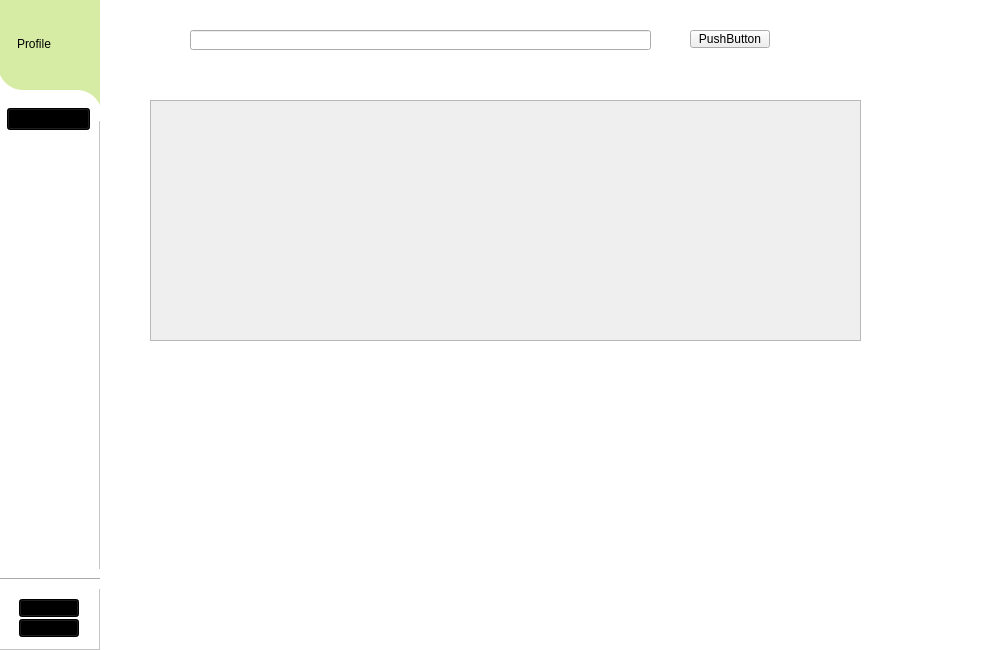
First picture: the form in SocialNetwork/mainwindow.ui, repository amir-h-A-0001/DS-SocialNetwork, before the edit.
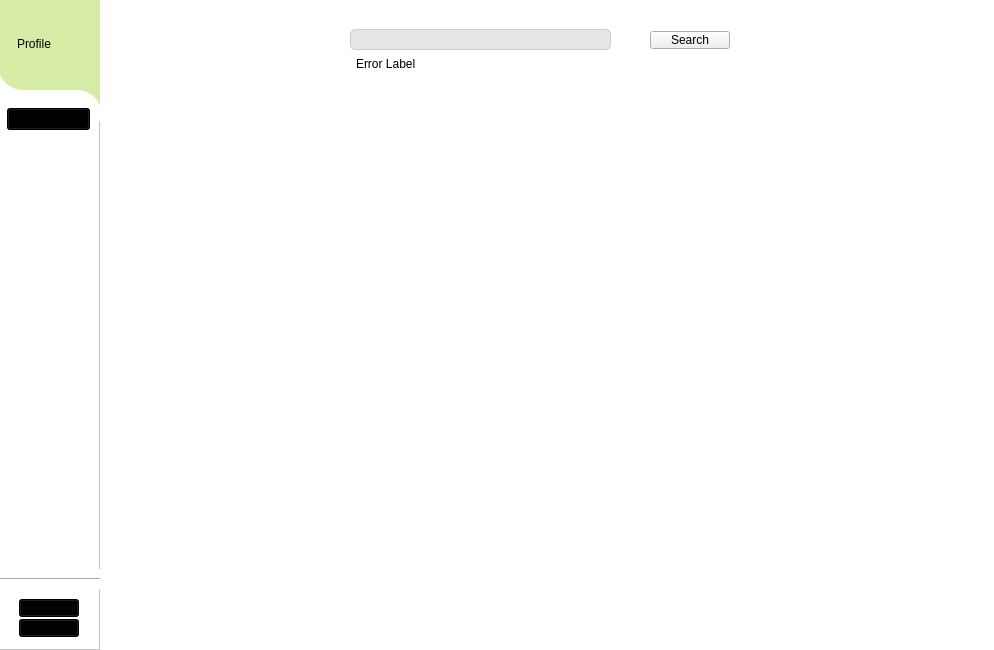
Second picture: the form after the edit. The open tabs and pages were chosen to show the change. Icons and pictures are not drawn.

Patch:
```diff
--- a/SocialNetwork/mainwindow.ui
+++ b/SocialNetwork/mainwindow.ui
@@ -472,35 +472,58 @@
      <widget class="QPushButton" name="searchPB">
       <property name="geometry">
        <rect>
-        <x>590</x>
-        <y>30</y>
+        <x>550</x>
+        <y>31</y>
         <width>80</width>
         <height>18</height>
        </rect>
       </property>
       <property name="text">
-       <string>PushButton</string>
+       <string>Search</string>
       </property>
      </widget>
      <widget class="QLineEdit" name="searchBoxLE">
       <property name="geometry">
        <rect>
-        <x>90</x>
-        <y>30</y>
-        <width>461</width>
-        <height>20</height>
+        <x>250</x>
+        <y>29</y>
+        <width>261</width>
+        <height>21</height>
        </rect>
       </property>
+      <property name="styleSheet">
+       <string notr="true">QLineEdit {
+	background-color: rgb(230, 230, 230);
+	font: 10pt &quot;Dosis&quot;;
+    border: 1px solid #cccccc;
+    border-radius: 5px;
+    padding: 5px;
+	color: rgb(0, 0, 0);
+    box-shadow: 2px 2px 5px rgba(0, 0, 0, 0.2);
+}
+QLineEdit:focus {
+    box-shadow: 0 0 10px rgba(0, 123, 255, 0.5);
+}
+
+QLineEdit:hover {
+	background-color: rgb(151, 151, 151);
+}</string>
+      </property>
      </widget>
      <widget class="QStackedWidget" name="searchSV">
       <property name="geometry">
        <rect>
-        <x>30</x>
-        <y>70</y>
-        <width>761</width>
-        <height>561</height>
+        <x>50</x>
+        <y>90</y>
+        <width>801</width>
+        <height>391</height>
        </rect>
       </property>
+      <property name="styleSheet">
+       <string notr="true">QStackedWidget {
+	background : transparent;
+}</string>
+      </property>
       <property name="currentIndex">
        <number>0</number>
       </property>
@@ -508,12 +531,22 @@
        <widget class="QScrollArea" name="suggestionSA">
         <property name="geometry">
          <rect>
-          <x>20</x>
-          <y>30</y>
-          <width>711</width>
-          <height>241</height>
+          <x>30</x>
+          <y>10</y>
+          <width>761</width>
+          <height>301</height>
          </rect>
         </property>
+        <property name="styleSheet">
+         <string notr="true">QScrollArea {
+	background : rgba(255, 255, 255, 50);
+border-radius: 10px;
+}
+QScrollArea QWidget {
+	background : transparent;
+}
+    </string>
+        </property>
         <property name="widgetResizable">
          <bool>true</bool>
         </property>
@@ -522,10 +555,25 @@
           <rect>
            <x>0</x>
            <y>0</y>
-           <width>709</width>
-           <height>239</height>
+           <width>761</width>
+           <height>301</height>
           </rect>
          </property>
+         <layout class="QHBoxLayout" name="horizontalLayout_2">
+          <item>
+           <spacer name="horizontalSpacer">
+            <property name="orientation">
+             <enum>Qt::Orientation::Horizontal</enum>
+            </property>
+            <property name="sizeHint" stdset="0">
+             <size>
+              <width>608</width>
+              <height>273</height>
+             </size>
+            </property>
+           </spacer>
+          </item>
+         </layout>
         </widget>
        </widget>
       </widget>
@@ -555,6 +603,19 @@
        </widget>
       </widget>
      </widget>
+     <widget class="QLabel" name="searchErrorLB">
+      <property name="geometry">
+       <rect>
+        <x>256</x>
+        <y>53</y>
+        <width>301</width>
+        <height>21</height>
+       </rect>
+      </property>
+      <property name="text">
+       <string>Error Label</string>
+      </property>
+     </widget>
     </widget>
    </widget>
    <zorder>mainSV</zorder>
```
Left out of the diff: 39 changed lines with no effect on the pictures.
